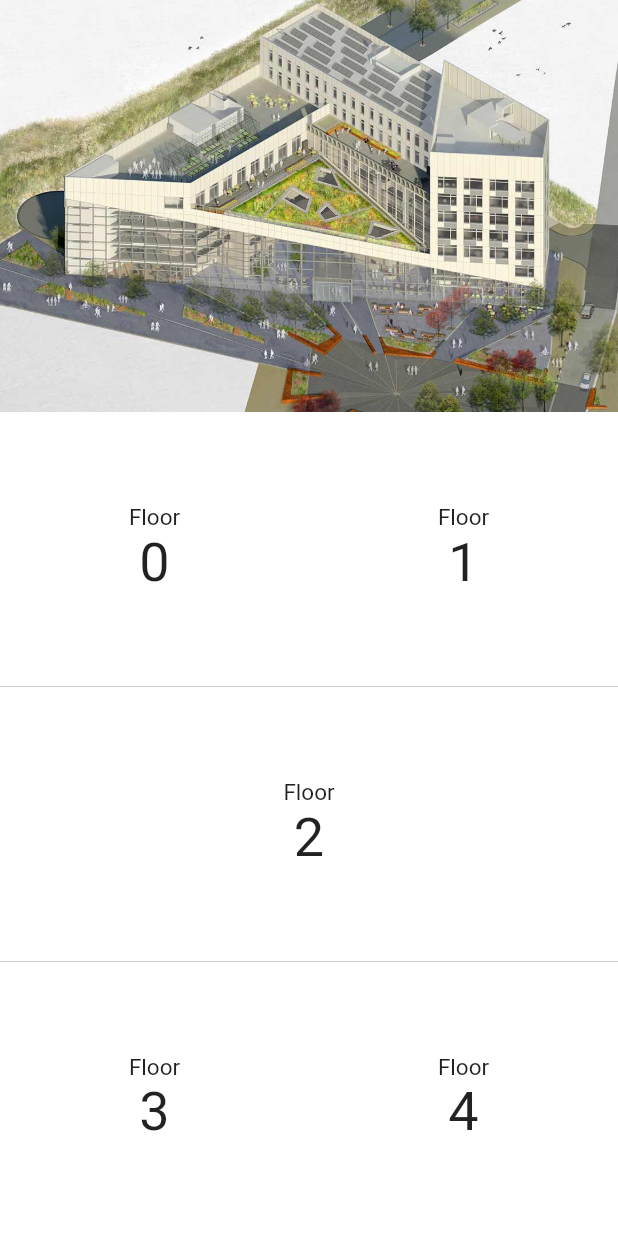
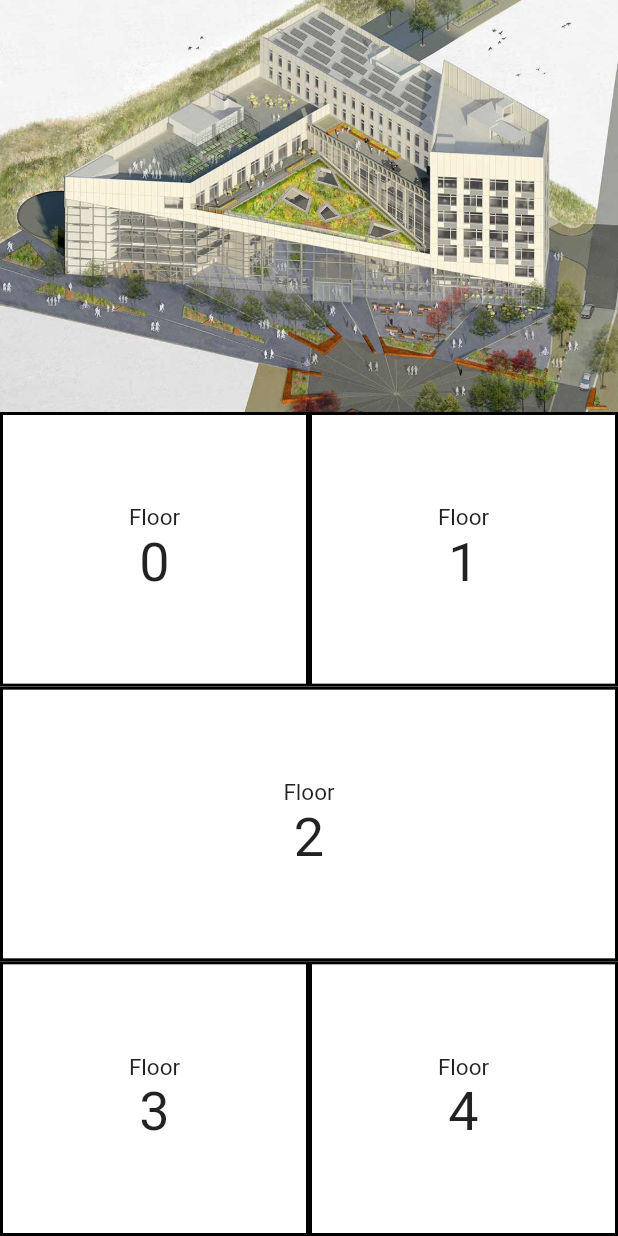
Before and after one commit to alwian/USB-Tour-App, a Flutter app: the ExploreAFloorFragment widget shown alone on an empty page, opened directly, on a phone screen of 412 x 824 dp. Run offline on Flutter 3.47's test engine with Material 2 defaults, Android fonts, the phone set to English and light mode, and no system bars.

Commit message:
Added border to buttons

```diff
--- a/lib/fragments/explore_a_floor_fragment.dart
+++ b/lib/fragments/explore_a_floor_fragment.dart
@@ -14,6 +14,9 @@ class ExploreAFloorFragment extends StatelessWidget {
         child: Container(
           height: height,
           width: fullWidth ? screenWidth : screenWidth / 2,
+          decoration: BoxDecoration(
+            border: Border.all(color: Colors.black, width: 2.0)
+          ),
           child: Column(
             mainAxisAlignment: MainAxisAlignment.center,
               crossAxisAlignment: CrossAxisAlignment.center,
```
